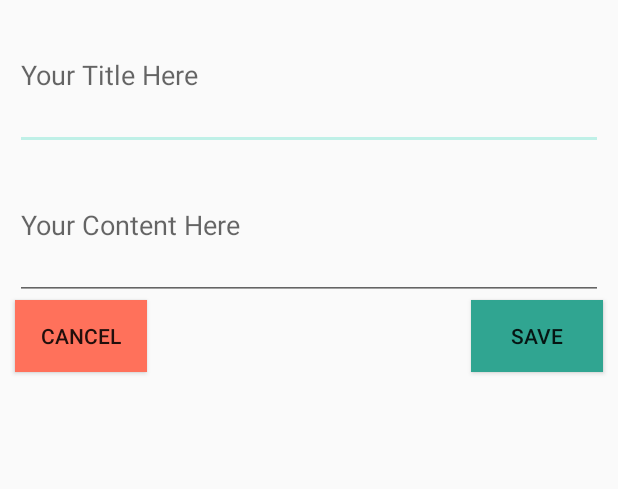
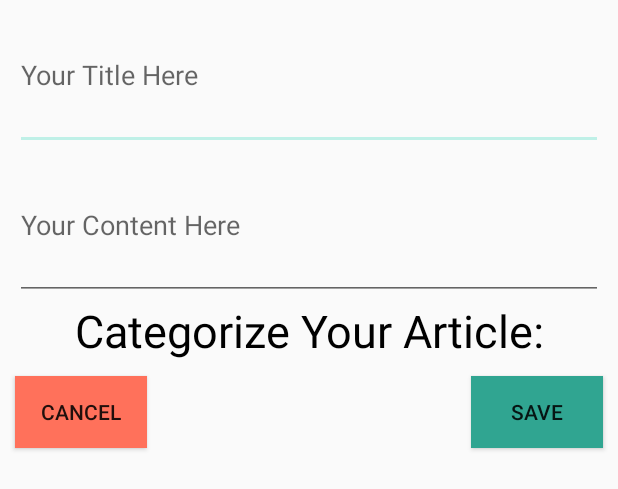
Before and after one commit to soleyl/GakktuIBaeinn, an Android app: the layout fragment_write_article.xml on its own in the app's theme, with its tools: preview values and no code run, on a phone screen of 412 x 824 dp. Shown: the top 489 px of the screen. Run offline under Robolectric (Android 15) with nearby library versions, the phone set to English and light mode, and no system bars; network calls fail.

```diff
--- a/app/src/main/java/info/androidhive/materialdesign/activity/ArticleFragment.java
+++ b/app/src/main/java/info/androidhive/materialdesign/activity/ArticleFragment.java
@@ -11,8 +11,11 @@ import android.widget.ListAdapter;
 import android.widget.ListView;
 import android.widget.Toast;
 
+import java.util.List;
+
 import info.androidhive.materialdesign.R;
 import info.androidhive.materialdesign.adapter.ArticleAdapter;
+import info.androidhive.materialdesign.model.Article;
 
 /**
  * Created by Ravi on 29/07/15.
@@ -42,7 +45,8 @@ public class ArticleFragment extends Fragment {
         //ListAdapter articlesAdapter = new ArrayAdapter<String>(this, android.R.layout.simple_list_item_1, articleTitles);
         //ListView articles_list_view = (ListView) findViewById(R.id.articles_list_view);
 
-        ListAdapter articleAdapter = new ArticleAdapter(getActivity(),articleTitles);
+        List<Article> articles = ((MainActivity)getActivity()).getArticles();
+        ListAdapter articleAdapter = new ArticleAdapter(getActivity(),articles);
         ListView articleListView = (ListView) rootView.findViewById(R.id.articles_list_view);
         articleListView.setAdapter(articleAdapter);
 
--- a/app/src/main/java/info/androidhive/materialdesign/activity/MainActivity.java
+++ b/app/src/main/java/info/androidhive/materialdesign/activity/MainActivity.java
@@ -52,6 +52,10 @@ public class MainActivity extends AppCompatActivity implements FragmentDrawer.Fr
     public boolean articlesExist() {
         if (mArticles==null) { return false;}
         else return true;
+    }
+
+    public List<Article> getArticles(){
+        return mArticles;
     }
 
     public String getNewestArticleTitle(){
--- a/app/src/main/res/layout/fragment_write_article.xml
+++ b/app/src/main/res/layout/fragment_write_article.xml
@@ -4,34 +4,6 @@
     android:layout_height="match_parent"
     tools:context="info.androidhive.materialdesign.activity.WriteArticleFragment">
 
-    <!-- Instruction Panel -->
-    <!--
-    <android.support.v7.widget.CardView
-        xmlns:card_view="http://schemas.android.com/apk/res-auto"
-        android:id="@+id/write_article_instructions_card"
-        android:layout_gravity="center"
-        android:layout_width="match_parent"
-        android:layout_height="75dp"
-        android:layout_marginTop="20dp"
-        android:layout_marginLeft="20dp"
-        android:layout_marginRight="20dp"
-        android:layout_marginBottom="20dp"
-        card_view:cardCornerRadius="10dp"
-        android:layout_below="@id/label"
-        card_view:cardBackgroundColor="@color/colorPrimary"
-        >
-
-        <TextView
-            android:layout_width="match_parent"
-            android:layout_height="match_parent"
-            android:id="@+id/write_article_instructions"
-            android:text="@string/write_article_instruction_title_text"
-            android:textSize="30dp"
-            android:gravity="center"
-            android:layout_centerHorizontal="true"
-            android:textColor="@color/navigationBarColor"
-            android:layout_marginBottom="10dp"/>
-    </android.support.v7.widget.CardView> -->
     <EditText
         android:layout_width="match_parent"
         android:id="@+id/write_article_input_field_title"
@@ -51,12 +23,24 @@
         android:inputType="textCapSentences|textMultiLine"
         android:scrollHorizontally="false"
         android:layout_marginRight="10dp"/>
+
+    <TextView
+        android:layout_width="match_parent"
+        android:layout_height="wrap_content"
+        android:id="@+id/article_category_instructions"
+        android:text="@string/article_category_instructions_text"
+        android:textSize="30dp"
+        android:gravity="center"
+        android:layout_below="@id/write_article_input_field_body"
+        android:layout_centerHorizontal="true"
+        android:textColor="@color/navigationBarColor"
+        android:layout_marginBottom="10dp"/>
     <Button
         android:layout_width="wrap_content"
         android:layout_height="wrap_content"
         android:id="@+id/write_article_save_button"
         android:text="@string/save"
-        android:layout_below="@id/write_article_input_field_body"
+        android:layout_below="@id/article_category_instructions"
         android:layout_alignParentRight="true"
         android:background="@color/yes"
         android:layout_marginBottom="10dp"
@@ -67,13 +51,11 @@
         android:layout_height="wrap_content"
         android:id="@+id/write_article_cancel_button"
         android:text="@string/cancel"
-        android:layout_below="@id/write_article_input_field_body"
+        android:layout_below="@id/article_category_instructions"
         android:layout_alignParentLeft="true"
         android:background="@color/no"
         android:layout_marginBottom="10dp"
         android:layout_marginLeft="10dp"
         />
 
-
-
 </RelativeLayout>
--- a/app/src/main/res/values/strings.xml
+++ b/app/src/main/res/values/strings.xml
@@ -68,6 +68,7 @@
     <string name="cancel">Cancel</string>
     <string name="hint_article_title">Your Title Here</string>
     <string name="hint_article_body">Your Content Here</string>
+    <string name="article_category_instructions_text">Categorize Your Article:</string>
 
     <!-- Strings for Mentor Fragment -->
     <string name="default_mentor_message">Messaging not available yet</string>
```
Also changed, not shown: app/src/main/java/info/androidhive/materialdesign/adapter/ArticleAdapter.java (+8 -4 lines).
